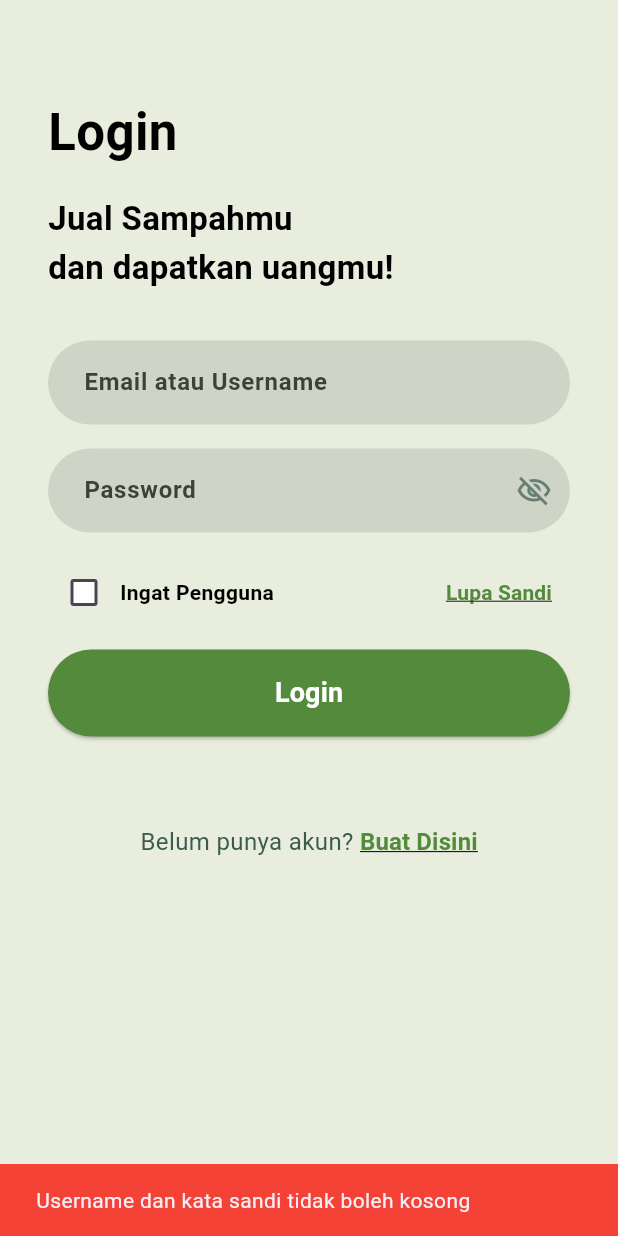
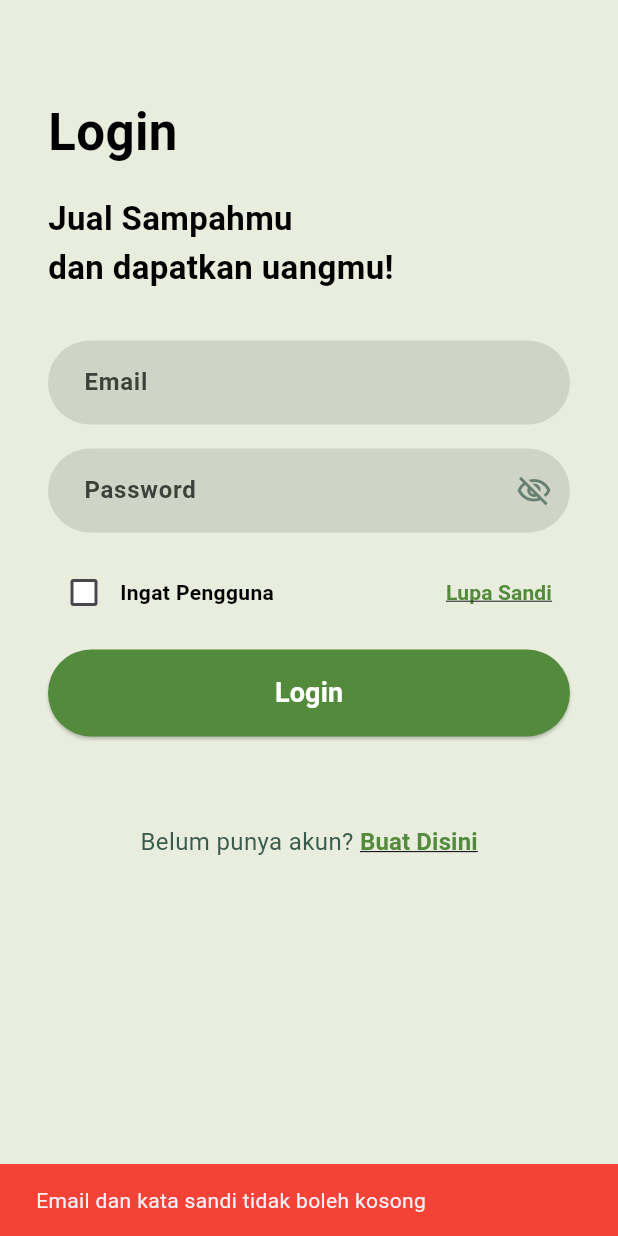
Before and after one commit to EdselSpth/ReGreen, a Flutter app: the LoginScreen screen opened directly, after a tap on "Login", on a phone screen of 412 x 824 dp. Run offline on Flutter 3.47's test engine with Material 3 defaults, Android fonts, the phone set to English and light mode, and no system bars; our stand-ins replace cloud_firestore, firebase_auth, firebase_core; accounts and stored records are empty; Roboto replaces fonts that are missing (Poppins).

Commit message:
feat: [ESH] Menambahkan logic authenticator untuk login

```diff
--- /dev/null
+++ b/lib/Model/user_model.dart
@@ -0,0 +1,47 @@
+import 'package:cloud_firestore/cloud_firestore.dart';
+
+class UserModel {
+  final String uid;
+  final String username;
+  final String email;
+  final String? phoneNumber;
+  final String? address;
+  final String? photoUrl;
+  final DateTime? createdAt;
+
+  UserModel({
+    required this.uid,
+    required this.username,
+    required this.email,
+    this.phoneNumber,
+    this.address,
+    this.photoUrl,
+    this.createdAt,
+  });
+
+  factory UserModel.fromMap(Map<String, dynamic> map) {
+    return UserModel(
+      uid: map['uid'] ?? '',
+      username: map['username'] ?? '',
+      email: map['email'] ?? '',
+      phoneNumber: map['phoneNumber'],
+      address: map['address'],
+      photoUrl: map['photoUrl'],
+      createdAt: map['createdAt'] != null
+          ? (map['createdAt'] as Timestamp).toDate()
+          : null,
+    );
+  }
+
+  Map<String, dynamic> toMap() {
+    return {
+      'uid': uid,
+      'username': username,
+      'email': email,
+      'phoneNumber': phoneNumber,
+      'address': address,
+      'photoUrl': photoUrl,
+      'createdAt': createdAt,
+    };
+  }
+}
--- a/lib/auth/login_screen.dart
+++ b/lib/auth/login_screen.dart
@@ -1,8 +1,10 @@
 import 'package:flutter/material.dart';
+import 'package:firebase_auth/firebase_auth.dart';
 import 'package:regreen/navigation/main_screen.dart';
-import 'register_screen.dart';
+import 'package:regreen/auth/register_screen.dart';
 import 'package:regreen/widget/custom_textfeld.dart';
 import 'package:regreen/forgetpassword/emailverification.dart';
+import 'package:regreen/Service/auth_service.dart';
 
 const Color kBackground = Color(0xFFE8EDDE);
 const Color kGreenButton = Color(0xFF548A3C);
@@ -20,6 +22,8 @@ class _LoginScreenState extends State<LoginScreen> {
   final TextEditingController _emailController = TextEditingController();
   final TextEditingController _passwordController = TextEditingController();
 
+  final AuthService _authService = AuthService();
+  bool _isLoading = false;
   bool _rememberMe = false;
 
   @override
@@ -29,26 +33,62 @@ class _LoginScreenState extends State<LoginScreen> {
     super.dispose();
   }
 
-  void _handleLogin() {
-    final String emailOrUsername = _emailController.text;
-    final String password = _passwordController.text;
+  Future<void> _handleLogin() async {
+    final String email = _emailController.text.trim();
+    final String password = _passwordController.text.trim();
 
-    if (emailOrUsername.isEmpty || password.isEmpty) {
+    if (email.isEmpty || password.isEmpty) {
       ScaffoldMessenger.of(context).showSnackBar(
         const SnackBar(
-          content: Text(
-            'Username dan kata sandi tidak boleh kosong',
-          ), // Teks kustom
+          content: Text('Email dan kata sandi tidak boleh kosong'),
           backgroundColor: Colors.red,
         ),
       );
       return;
     }
 
-    Navigator.push(
+    setState(() {
+      _isLoading = true;
+    });
+
+    try {
+      await _authService.login(email: email, password: password);
+
+      if (!mounted) return;
+
+      Navigator.pushReplacement(
         context,
         MaterialPageRoute(builder: (context) => const MainScreen()),
       );
+    } on FirebaseAuthException catch (e) {
+      String message;
+      if (e.code == 'user-not-found') {
+        message = 'Tidak ada pengguna yang terdaftar dengan email ini.';
+      } else if (e.code == 'wrong-password') {
+        message = 'Password salah.';
+      } else if (e.code == 'invalid-credential') {
+        message = 'Email atau password salah.';
+      } else {
+        message = 'Gagal login. Periksa koneksi atau kredensial Anda.';
+      }
+
+      ScaffoldMessenger.of(context).showSnackBar(
+        SnackBar(content: Text(message), backgroundColor: Colors.red),
+      );
+    } catch (e) {
+      ScaffoldMessenger.of(context).showSnackBar(
+        SnackBar(
+          content: Text('Login gagal: ${e.toString()}'),
+          backgroundColor: Colors.red,
+        ),
+      );
+    } finally {
+      if (mounted) {
+        setState(() {
+          _isLoading = false;
+        });
+      }
+    }
   }
 
   @override
@@ -89,7 +129,7 @@ class _LoginScreenState extends State<LoginScreen> {
                 const SizedBox(height: 32),
                 CustomTextField(
                   controller: _emailController,
-                  hintText: 'Email atau Username',
+                  hintText: 'Email', // Diperbarui menjadi Email
                 ),
                 const SizedBox(height: 16),
                 CustomTextField(
@@ -152,7 +192,7 @@ class _LoginScreenState extends State<LoginScreen> {
                 SizedBox(
                   width: double.infinity,
                   child: ElevatedButton(
-                    onPressed: _handleLogin,
+                    onPressed: _isLoading ? null : _handleLogin,
                     style: ElevatedButton.styleFrom(
                       backgroundColor: kGreenButton,
                       padding: const EdgeInsets.symmetric(vertical: 16),
@@ -160,7 +200,16 @@ class _LoginScreenState extends State<LoginScreen> {
                         borderRadius: BorderRadius.circular(30),
                       ),
                     ),
-                    child: const Text(
+                    child: _isLoading
+                        ? const SizedBox(
+                            height: 24,
+                            width: 24,
+                            child: CircularProgressIndicator(
+                              color: Colors.white,
+                              strokeWidth: 2,
+                            ),
+                          )
+                        : const Text(
                             'Login',
                             style: TextStyle(
                               color: Colors.white,
--- a/lib/main.dart
+++ b/lib/main.dart
@@ -1,7 +1,10 @@
 import 'package:flutter/material.dart';
+import 'package:firebase_core/firebase_core.dart';
 import 'package:regreen/onboarding/landing_page.dart';
 
-void main() {
+void main() async {
+  WidgetsFlutterBinding.ensureInitialized();
+  await Firebase.initializeApp();
   runApp(const MyApp());
 }
 
--- a/pubspec.yaml
+++ b/pubspec.yaml
@@ -9,6 +9,9 @@ environment:
 dependencies:
   flutter:
     sdk: flutter
+  firebase_core: ^4.2.1
+  firebase_auth: ^6.1.2
+  cloud_firestore: ^6.1.0
 
 dev_dependencies:
   flutter_test:
```
Also changed, not shown: lib/Service/auth_service.dart (added, +61 -0 lines), lib/auth/register_screen.dart (+41 -8 lines), pubspec.lock, 6 other files. Lines whose indentation alone changed are shown as unchanged.
